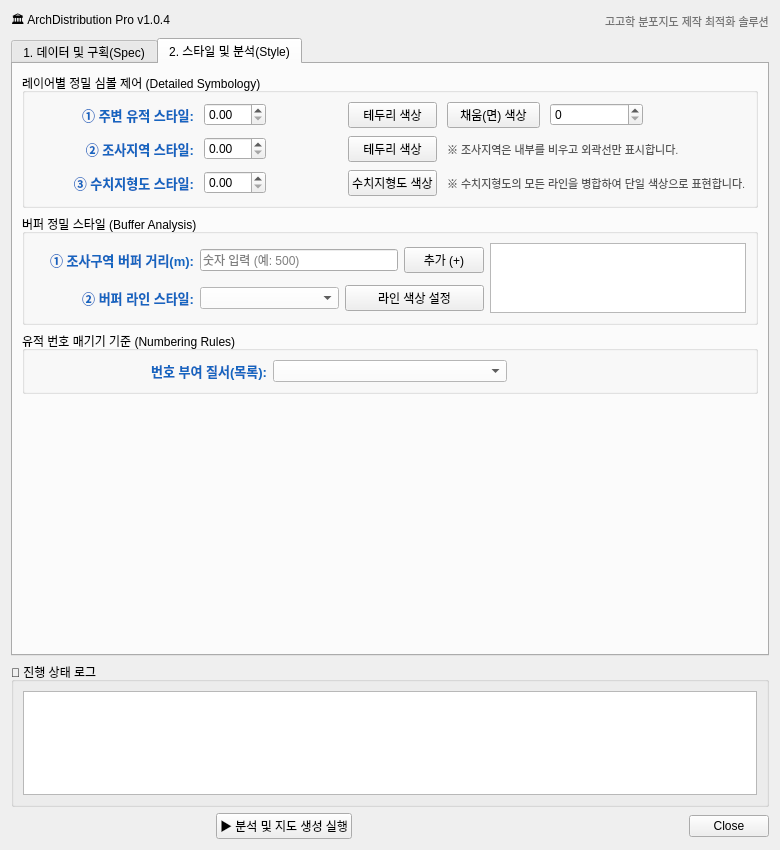
Qt form arch_distribution_dialog_base.ui (lzpxilfe/ArchDistribution) before a commit.
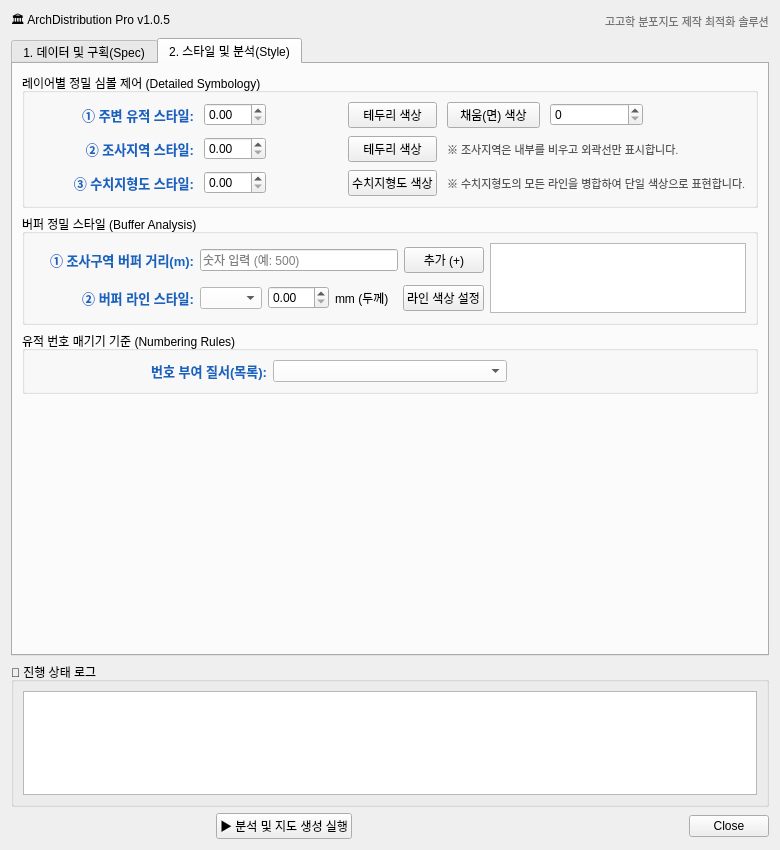
The same form after that commit. The open tabs and pages were chosen to show the change.

Commit message: UI Features v1.0.5: Added Buffer Width control, fixed Dropdown CSS visibility, updated Sort Order logic

Diff of the .ui file:
```diff
--- a/arch_distribution_dialog_base.ui
+++ b/arch_distribution_dialog_base.ui
@@ -44,7 +44,7 @@
      <item>
       <widget class="QLabel" name="lTitle">
        <property name="text">
-        <string>🏛 ArchDistribution Pro v1.0.4</string>
+        <string>🏛 ArchDistribution Pro v1.0.5</string>
        </property>
       </widget>
      </item>
@@ -627,7 +627,10 @@
             <item>
              <widget class="QComboBox" name="comboBufferStyle">
               <property name="styleSheet">
-               <string notr="true">color: black; background-color: white;</string>
+               <string notr="true">
+               QComboBox { color: black; background-color: white; }
+               QComboBox QAbstractItemView { color: black; background-color: white; }
+               </string>
               </property>
               <property name="currentIndex">
                <number>0</number>
@@ -641,6 +644,23 @@
               <item>
                <string>점선 (Dot)</string>
               </item>
+              <item>
+               <string>쇄선 (Dash)</string>
+              </item>
+             </widget>
+            </item>
+            <item>
+             <widget class="QDoubleSpinBox" name="spinBufferWidth">
+              <property name="toolTip">
+               <string>버퍼 라인의 두께(mm)를 설정합니다.</string>
+              </property>
+             </widget>
+            </item>
+            <item>
+             <widget class="QLabel" name="lbWidthUnit">
+              <property name="text">
+               <string>mm (두께)</string>
+              </property>
              </widget>
             </item>
             <item>
```
Left out of the diff: 16 changed lines with no effect on the pictures. The commit also changes 3 other files.
